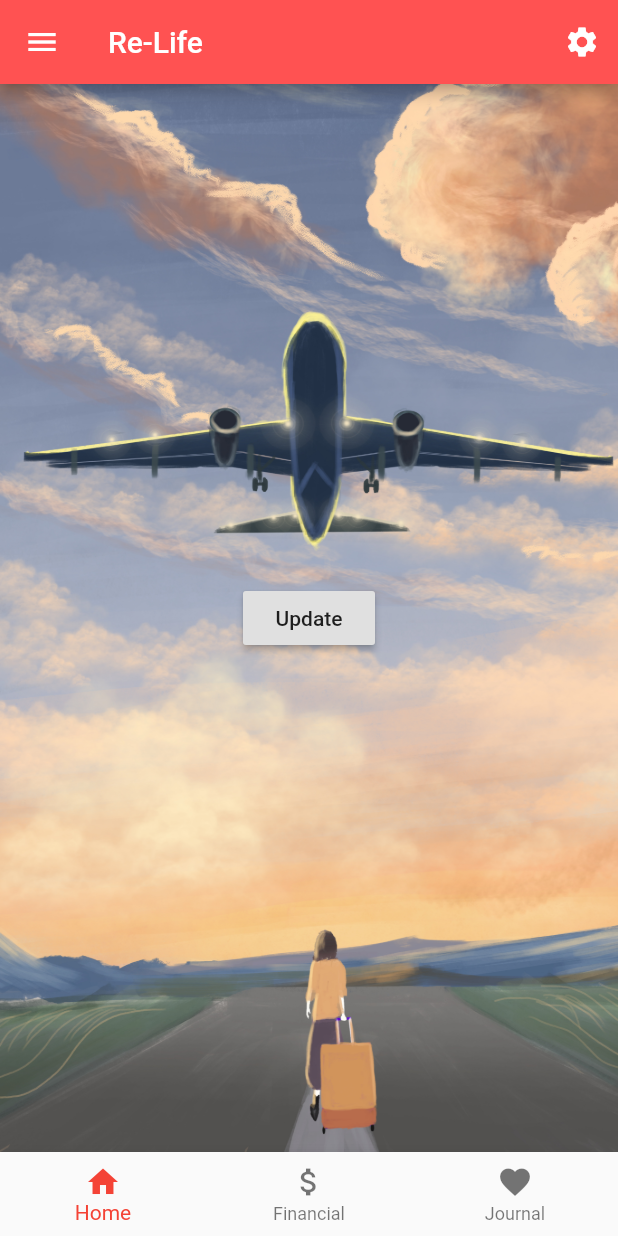
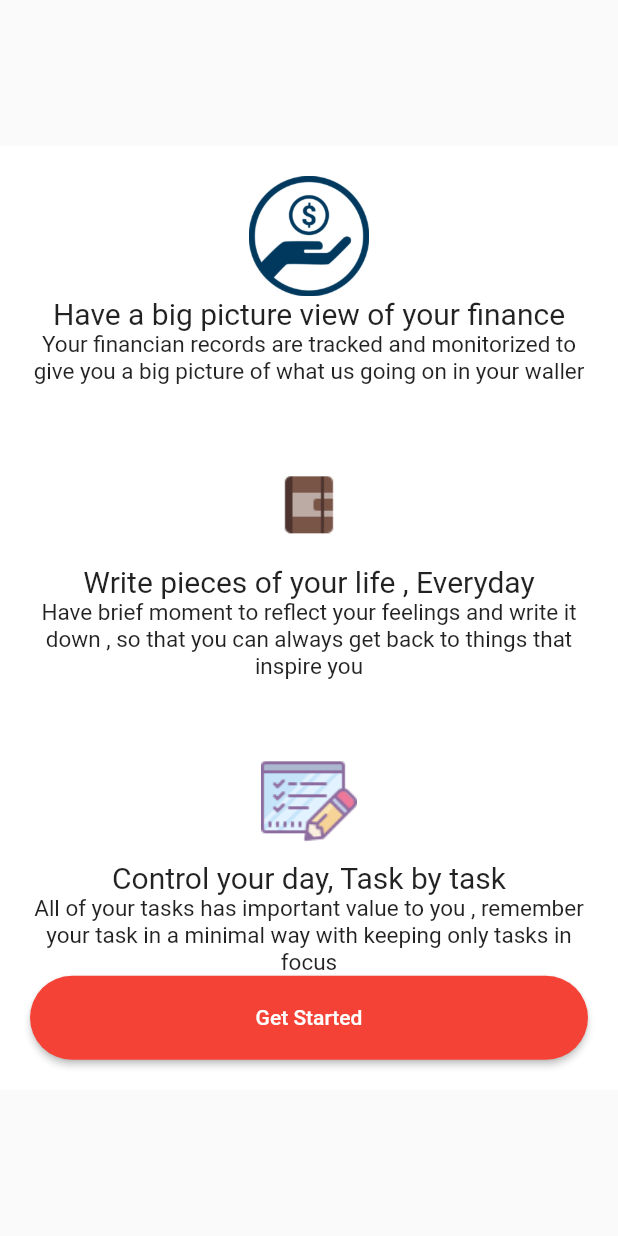
Before and after one commit to arnobgw/map-project, a Flutter app: the screen it shows after launch, after a tap on "Sign In", on a phone screen of 412 x 824 dp. Run offline on Flutter 3.47's test engine with Material 2 defaults, Android fonts, the phone set to English and light mode, and no system bars; our stand-ins replace flushbar, google_fonts, splashscreen; missing offline and left inert: flutter_echarts.

Commit message:
Added Log in Splash Scren  ,  Todo List and foundation for journal

```diff
--- a/lib/screens/home.dart
+++ b/lib/screens/home.dart
@@ -15,7 +15,9 @@ class _HomeState extends State<Home> {
     return Container(
       decoration: BoxDecoration(
         image: DecorationImage(
-          image: AssetImage("assets/images/pic.png"),
+          image: AssetImage(
+            "assets/images/pic.png",
+          ),
           fit: BoxFit.cover,
         ),
       ),
--- a/lib/screens/login.dart
+++ b/lib/screens/login.dart
@@ -1,10 +1,15 @@
 import 'package:flutter/material.dart';
-
+import 'package:splashscreen/splashscreen.dart';
 import 'package:flushbar/flushbar.dart';
 import 'package:map_project/screens/financial.dart';
 import 'package:map_project/screens/home.dart';
 import 'package:map_project/screens/settings.dart';
 import 'package:map_project/screens/signup.dart';
+import 'package:map_project/screens/Journal.dart';
+import 'package:map_project/screens/todo.dart';
+
+import '../main.dart';
+import '../main.dart';
 
 class Login extends StatefulWidget {
   Login({Key key}) : super(key: key);
@@ -95,7 +100,8 @@ class _LoginState extends State<Login> {
   }
 
   Future navigateToSubPage2(context) async {
-    Navigator.push(context, MaterialPageRoute(builder: (context) => SubPage()));
+    Navigator.push(
+        context, MaterialPageRoute(builder: (context) => AfterSplash()));
   }
 }
 
@@ -107,7 +113,7 @@ class SubPage extends StatefulWidget {
 class _SubPageState extends State<SubPage> {
   int _currentIndex = 0;
 
-  final List<Widget> _children = [Home(), Financial(), Home()];
+  final List<Widget> _children = [TodoList(), Financial(), Journal()];
 
   void onTabTapped(int index) {
     setState(() {
@@ -126,8 +132,8 @@ class _SubPageState extends State<SubPage> {
             color: Colors.white,
             icon: Icon(Icons.settings),
             onPressed: () {
-              Navigator.push(context,
-                  MaterialPageRoute(builder: (context) => Setting()));
+              Navigator.push(
+                  context, MaterialPageRoute(builder: (context) => Setting()));
             },
           ),
         ],
@@ -168,3 +174,112 @@ class _SubPageState extends State<SubPage> {
     Navigator.push(context, MaterialPageRoute(builder: (context) => Login()));
   }
 }
+
+Future navigateToSubPage3(context) async {
+  Navigator.push(context, MaterialPageRoute(builder: (context) => SubPage()));
+}
+
+class AfterSplash extends StatelessWidget {
+  @override
+  Widget build(BuildContext context) {
+    return new Scaffold(
+        body: Container(
+            alignment: Alignment.center,
+            child:
+                Column(mainAxisAlignment: MainAxisAlignment.center, children: [
+              new Container(
+                decoration: BoxDecoration(
+                  color: Colors.white,
+                  border: Border.all(
+                    color: Colors.white,
+                    width: 20,
+                  ),
+                ),
+                child: Column(children: [
+                  new Image.asset(
+                    'assets/images/fin.png',
+                    height: 80.0,
+                    width: 90.0,
+                  ),
+                  Text(
+                    "Have a big picture view of your finance",
+                    style: new TextStyle(
+                        fontWeight: FontWeight.normal, fontSize: 20.0),
+                  ),
+                  Text(
+                    "Your financian records are tracked and monitorized to give you a big picture of what us going on in your waller ",
+                    textAlign: TextAlign.center,
+                    style: new TextStyle(
+                        fontWeight: FontWeight.normal, fontSize: 15.0),
+                  ),
+                ]),
+              ),
+              new Container(
+                  decoration: BoxDecoration(
+                    color: Colors.white,
+                    border: Border.all(
+                      color: Colors.white,
+                      width: 20,
+                    ),
+                  ),
+                  child: Column(children: [
+                    new Image.asset(
+                      'assets/images/journal.png',
+                      height: 80.0,
+                      width: 90.0,
+                    ),
+                    new Text(
+                      "Write pieces of your life , Everyday",
+                      textAlign: TextAlign.center,
+                      style: new TextStyle(
+                          fontWeight: FontWeight.normal, fontSize: 20.0),
+                    ),
+                    new Text(
+                      "Have brief moment to reflect your feelings and write it down , so that you can always get back to things that inspire you",
+                      textAlign: TextAlign.center,
+                      style: new TextStyle(
+                          fontWeight: FontWeight.normal, fontSize: 15.0),
+                    ),
+                  ])),
+              new Container(
+                  decoration: BoxDecoration(
+                    color: Colors.white,
+                    border: Border.all(
+                      color: Colors.white,
+                      width: 20,
+                    ),
+                  ),
+                  child: Column(children: [
+                    new Image.asset(
+                      'assets/images/Reminder.png',
+                      height: 80.0,
+                      width: 90.0,
+                    ),
+                    new Text(
+                      "Control your day, Task by task",
+                      style: new TextStyle(
+                          fontWeight: FontWeight.normal, fontSize: 20.0),
+                    ),
+                    new Text(
+                      "All of your tasks has important value to you , remember your task in a minimal way with keeping only tasks in focus                                        ",
+                      textAlign: TextAlign.center,
+                      style: new TextStyle(
+                          fontWeight: FontWeight.normal, fontSize: 15.0),
+                    ),
+                    MaterialButton(
+                        color: Colors.red,
+                        splashColor: Colors.blueAccent,
+                        shape: StadiumBorder(),
+                        clipBehavior: Clip.antiAlias,
+                        child: Text("Get Started"),
+                        textColor: Colors.white,
+                        onPressed: () {
+                          navigateToSubPage3(context);
+                        },
+                        height: 40,
+                        minWidth: 500,
+                        padding: EdgeInsets.all(20.0)),
+                  ])),
+            ])));
+  }
+}
--- a/pubspec.yaml
+++ b/pubspec.yaml
@@ -19,7 +19,8 @@ environment:
 dependencies:
   flutter:
     sdk: flutter
-  flushbar: ^1.9.1
+  flushbar: ^1.10.0
+  splashscreen: ^1.2.0
 
   flutter_echarts: #latest version
   google_fonts: #latest version
@@ -30,6 +31,8 @@ dependencies:
   cupertino_icons: ^0.1.2
   flutter_local_notifications:
   dropdown_banner: ^1.4.0
+  flutter_native_splash:
+
 dev_dependencies:
   flutter_test:
     sdk: flutter
```
Also changed, not shown: lib/screens/Journal.dart (added, +138 -0 lines), lib/screens/todo.dart (added, +127 -0 lines), assets/images/._Reminder.png (added), assets/images/._book.png (added), assets/images/._fin.png (added), assets/images/._journal.png (added), assets/images/._stars.png (added), assets/images/Reminder.png (added), assets/images/book.png (added), assets/images/fin.png (added), assets/images/journal.png (added), assets/images/stars.png (added), pubspec.lock.
